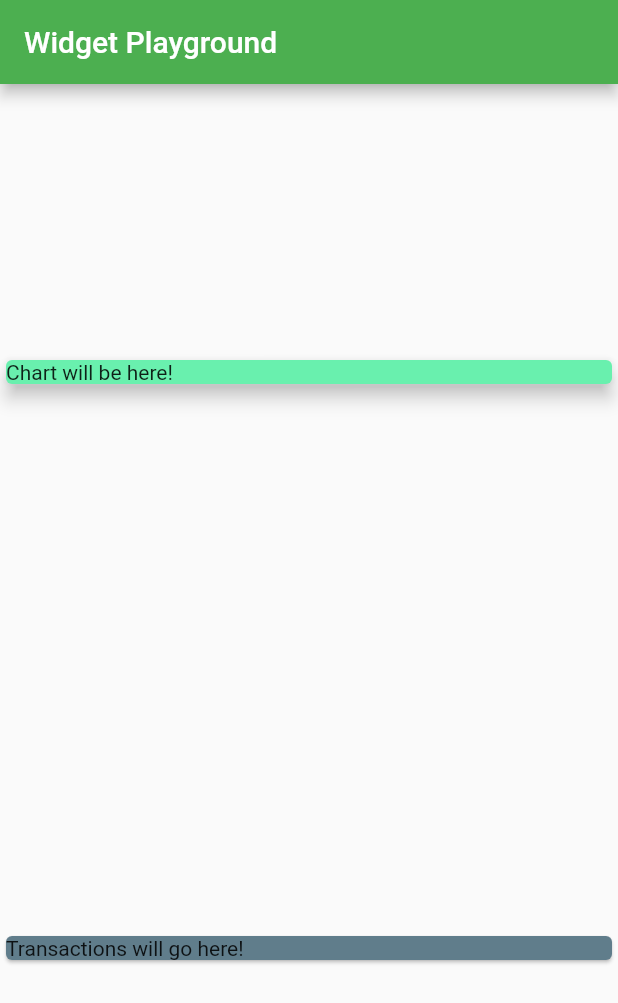
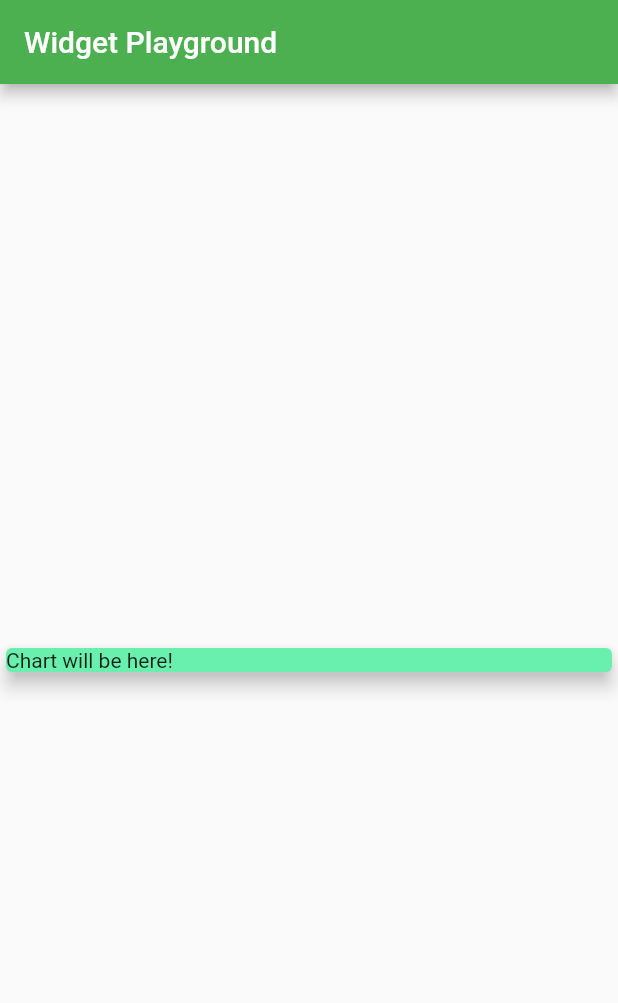
Before and after one commit to MockSock/expenses_tracker, a Flutter app: the screen it shows after launch, on a phone screen of 412 x 824 dp. Shown: the top 1003 px of the screen. Run offline on Flutter 3.47's test engine with Material 2 defaults, Android fonts, the phone set to English and light mode, and no system bars.

Commit message:
remove placeholder card for transactions

```diff
--- a/lib/main.dart
+++ b/lib/main.dart
@@ -60,10 +60,8 @@ class MyHomePage extends StatelessWidget {
               child: Text('Chart will be here!'),
             ),
           ),
-          Card(
-            color: Colors.blueGrey,
-            child: Text('Transactions will go here!'),
-          ),
+
+          // Transaction List
         ],
       ),
     );
```
